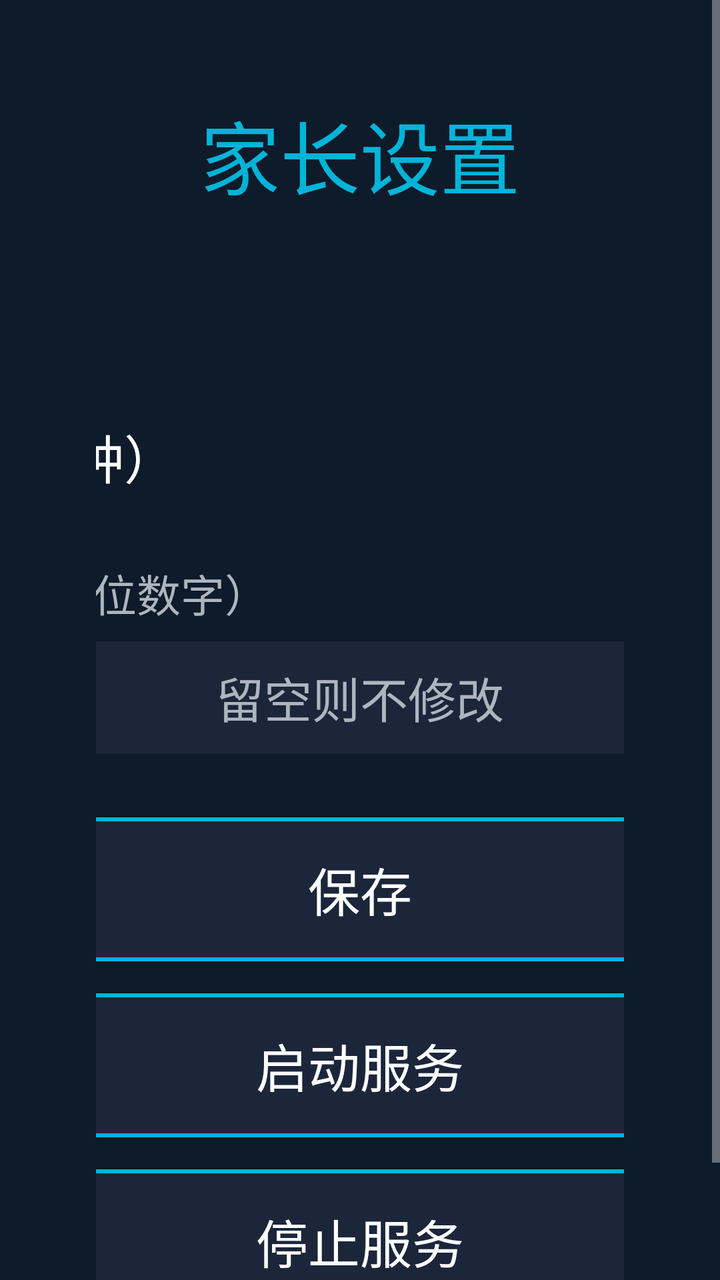
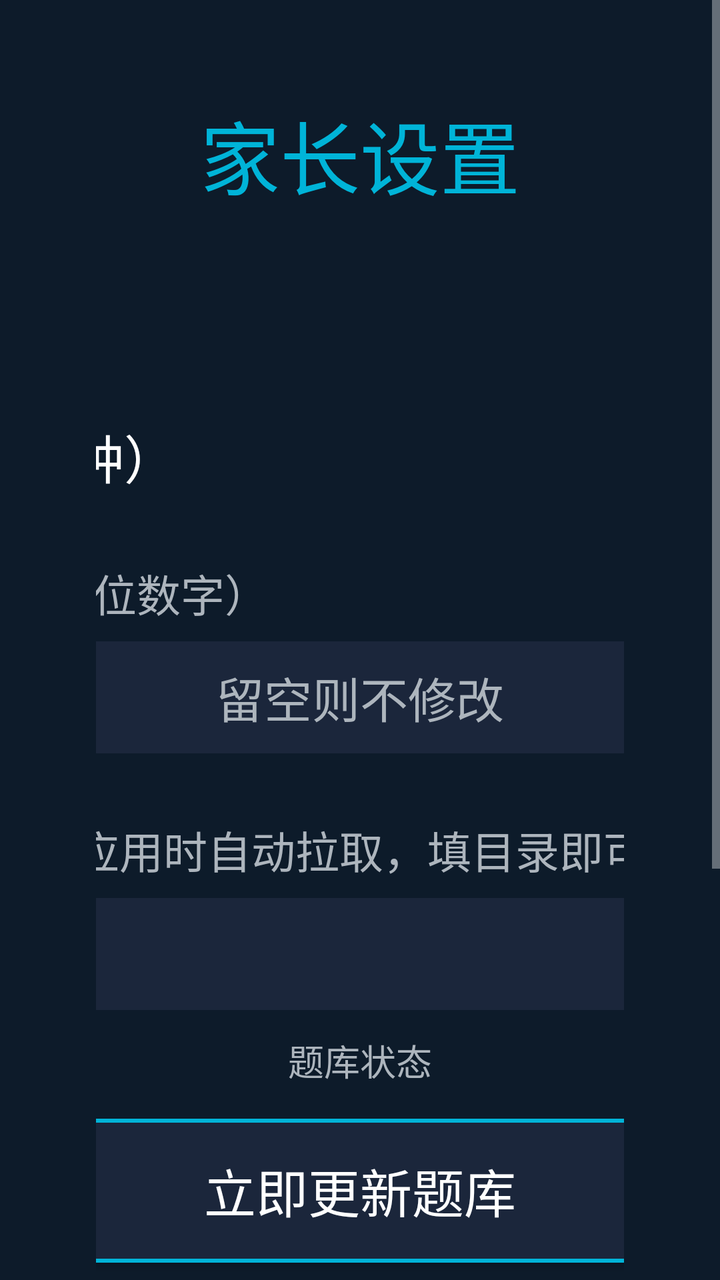

An Android layout rendered at two revisions. The XML below is the earlier revision; the diff shows what the commit changed to produce the second picture.
<!-- AndroidManifest.xml: application theme AppTheme -->
<!-- res/layout/activity_settings.xml -->
<?xml version="1.0" encoding="utf-8"?>
<ScrollView xmlns:android="http://schemas.android.com/apk/res/android"
    android:layout_width="match_parent"
    android:layout_height="match_parent"
    android:background="@color/bg_dark"
    android:fillViewport="true">

    <LinearLayout
        android:layout_width="match_parent"
        android:layout_height="wrap_content"
        android:orientation="vertical"
        android:padding="48dp"
        android:gravity="center_horizontal">

        <TextView
            android:layout_width="wrap_content"
            android:layout_height="wrap_content"
            android:text="@string/settings_title"
            android:textSize="40sp"
            android:textColor="@color/accent"
            android:layout_marginBottom="32dp"/>

        <LinearLayout
            android:layout_width="600dp"
            android:layout_height="wrap_content"
            android:orientation="horizontal"
            android:gravity="center_vertical"
            android:layout_marginBottom="24dp">
            <TextView
                android:layout_width="0dp"
                android:layout_height="wrap_content"
                android:layout_weight="1"
                android:text="@string/enabled_label"
                android:textSize="26sp"
                android:textColor="@color/text_primary"/>
            <CheckBox
                android:id="@+id/cb_enabled"
                android:layout_width="wrap_content"
                android:layout_height="wrap_content"
                android:scaleX="1.5"
                android:scaleY="1.5"
                android:focusable="true"/>
        </LinearLayout>

        <LinearLayout
            android:layout_width="600dp"
            android:layout_height="wrap_content"
            android:orientation="horizontal"
            android:gravity="center_vertical"
            android:layout_marginBottom="24dp">
            <TextView
                android:layout_width="0dp"
                android:layout_height="wrap_content"
                android:layout_weight="1"
                android:text="@string/interval_label"
                android:textSize="26sp"
                android:textColor="@color/text_primary"/>
            <EditText
                android:id="@+id/et_interval"
                android:layout_width="120dp"
                android:layout_height="56dp"
                android:inputType="number"
                android:gravity="center"
                android:textSize="26sp"
                android:textColor="@color/text_primary"
                android:background="@drawable/card_bg"
                android:focusable="true"/>
        </LinearLayout>

        <TextView
            android:layout_width="600dp"
            android:layout_height="wrap_content"
            android:text="修改家长密码（4位数字）"
            android:textSize="22sp"
            android:textColor="@color/text_secondary"
            android:layout_marginBottom="8dp"/>

        <EditText
            android:id="@+id/et_new_pin"
            android:layout_width="320dp"
            android:layout_height="56dp"
            android:inputType="numberPassword"
            android:maxLength="4"
            android:hint="留空则不修改"
            android:textColorHint="@color/text_secondary"
            android:gravity="center"
            android:textSize="24sp"
            android:textColor="@color/text_primary"
            android:background="@drawable/card_bg"
            android:layout_marginBottom="32dp"
            android:focusable="true"/>

        <Button
            android:id="@+id/btn_save"
            android:layout_width="400dp"
            android:layout_height="72dp"
            android:text="@string/save"
            android:textSize="26sp"
            android:textColor="@color/text_primary"
            android:background="@drawable/btn_selector"
            android:focusable="true"
            android:layout_marginBottom="16dp"/>

        <Button
            android:id="@+id/btn_start"
            android:layout_width="400dp"
            android:layout_height="72dp"
            android:text="@string/start_service"
            android:textSize="26sp"
            android:textColor="@color/text_primary"
            android:background="@drawable/btn_selector"
            android:focusable="true"
            android:layout_marginBottom="16dp"/>

        <Button
            android:id="@+id/btn_stop"
            android:layout_width="400dp"
            android:layout_height="72dp"
            android:text="@string/stop_service"
            android:textSize="26sp"
            android:textColor="@color/text_primary"
            android:background="@drawable/btn_selector"
            android:focusable="true"/>

        <TextView
            android:id="@+id/tv_saved"
            android:layout_width="wrap_content"
            android:layout_height="wrap_content"
            android:layout_marginTop="24dp"
            android:textSize="22sp"
            android:textColor="@color/correct_green"
            android:visibility="gone"
            android:text="已保存"/>
    </LinearLayout>
</ScrollView>
<!-- resources referenced by this layout -->
<resources>
  <color name="accent">#FF00B4D8</color>
  <color name="bg_dark">#FF0D1B2A</color>
  <color name="correct_green">#FF2EC4B6</color>
  <color name="text_primary">#FFFFFFFF</color>
  <color name="text_secondary">#FFADB5BD</color>
  <!-- drawable btn_selector (drawable) -->
  <?xml version="1.0" encoding="utf-8"?>
  <selector xmlns:android="http://schemas.android.com/apk/res/android">
      <item android:state_focused="true">
          <shape android:shape="rectangle">
              <solid android:color="#FF00B4D8"/>
              <corners android:radius="8dp"/>
              <stroke android:width="3dp" android:color="#FFFFFFFF"/>
          </shape>
      </item>
      <item>
          <shape android:shape="rectangle">
              <solid android:color="#FF1B263B"/>
              <corners android:radius="8dp"/>
              <stroke android:width="2dp" android:color="#FF00B4D8"/>
          </shape>
      </item>
  </selector>
  <!-- drawable card_bg (drawable) -->
  <?xml version="1.0" encoding="utf-8"?>
  <shape xmlns:android="http://schemas.android.com/apk/res/android" android:shape="rectangle">
      <solid android:color="#FF1B263B"/>
      <corners android:radius="16dp"/>
  </shape>
  <string name="enabled_label">启用弹题</string>
  <string name="interval_label">弹题间隔（分钟）</string>
  <string name="save">保存</string>
  <string name="settings_title">家长设置</string>
  <string name="start_service">启动服务</string>
  <string name="stop_service">停止服务</string>
  <style name="AppTheme" parent="Theme.AppCompat.NoActionBar">
          <item name="android:windowBackground">@color/bg_dark</item>
          <item name="android:colorPrimary">@color/accent</item>
          <item name="android:textColor">@color/text_primary</item>
          <item name="android:windowFullscreen">true</item>
      </style>
</resources>

<!-- the commit's change to res/layout/activity_settings.xml (unified diff, before → after) -->
@@ -90,6 +90,53 @@
             android:layout_marginBottom="32dp"
             android:focusable="true"/>
 
+        <TextView
+            android:layout_width="720dp"
+            android:layout_height="wrap_content"
+            android:text="题库地址（开机 / 打开应用时自动拉取，填目录即可）"
+            android:textSize="22sp"
+            android:textColor="@color/text_secondary"
+            android:layout_marginBottom="8dp"/>
+
+        <EditText
+            android:id="@+id/et_bank_url"
+            android:layout_width="720dp"
+            android:layout_height="wrap_content"
+            android:minHeight="56dp"
+            android:inputType="textUri"
+            android:maxLines="1"
+            android:scrollHorizontally="true"
+            android:gravity="center_vertical"
+            android:paddingLeft="16dp"
+            android:paddingRight="16dp"
+            android:textSize="18sp"
+            android:textColor="@color/text_primary"
+            android:textColorHint="@color/text_secondary"
+            android:background="@drawable/card_bg"
+            android:layout_marginBottom="12dp"
+            android:focusable="true"/>
+
+        <TextView
+            android:id="@+id/tv_bank_status"
+            android:layout_width="720dp"
+            android:layout_height="wrap_content"
+            android:textSize="18sp"
+            android:textColor="@color/text_secondary"
+            android:gravity="center"
+            android:layout_marginBottom="16dp"
+            android:text="题库状态"/>
+
+        <Button
+            android:id="@+id/btn_refresh_banks"
+            android:layout_width="400dp"
+            android:layout_height="72dp"
+            android:text="立即更新题库"
+            android:textSize="26sp"
+            android:textColor="@color/text_primary"
+            android:background="@drawable/btn_selector"
+            android:focusable="true"
+            android:layout_marginBottom="16dp"/>
+
         <Button
             android:id="@+id/btn_save"
             android:layout_width="400dp"
